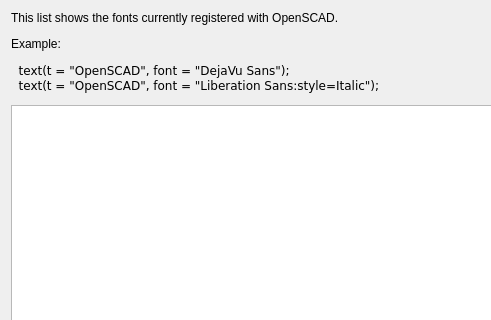
Above: src/FontListDialog.ui from openscad/openscad before the change; both pictures show x 0 to 491 and y 0 to 320 of the 762 by 449 pixel window. Below: the same form after it.
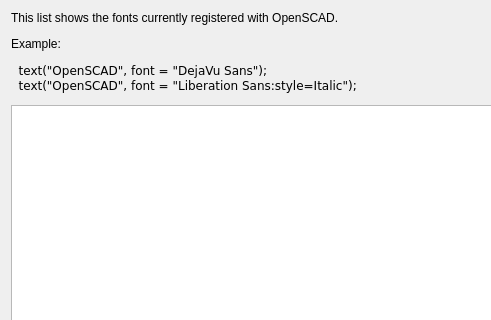
That is the form after the change. Custom widgets are drawn as their Qt base class.

Commit message: Fix example for text(). (fixes #2212).

```diff
--- a/src/FontListDialog.ui
+++ b/src/FontListDialog.ui
@@ -82,7 +82,7 @@
    <item row="0" column="0" colspan="5">
     <widget class="QLabel" name="label">
      <property name="text">
-      <string>&lt;html&gt;&lt;head/&gt;&lt;body&gt;&lt;p&gt;This list shows the fonts currently registered with OpenSCAD.&lt;/p&gt;&lt;p&gt;Example:&lt;/p&gt;&lt;pre style=&quot; margin-top:12px; margin-bottom:0px; margin-left:0px; margin-right:0px; -qt-block-indent:0; text-indent:0px;&quot;&gt;&lt;span style=&quot; font-family:'Courier New,courier';&quot;&gt;  text(t = &amp;quot;OpenSCAD&amp;quot;, font = &amp;quot;DejaVu Sans&amp;quot;);&lt;/span&gt;&lt;/pre&gt;&lt;pre style=&quot; margin-top:0px; margin-bottom:12px; margin-left:0px; margin-right:0px; -qt-block-indent:0; text-indent:0px;&quot;&gt;&lt;span style=&quot; font-family:'Courier New,courier';&quot;&gt;  text(t = &amp;quot;OpenSCAD&amp;quot;, font = &amp;quot;Liberation Sans:style=Italic&amp;quot;);&lt;/span&gt;&lt;/pre&gt;&lt;/body&gt;&lt;/html&gt;</string>
+      <string>&lt;html&gt;&lt;head/&gt;&lt;body&gt;&lt;p&gt;This list shows the fonts currently registered with OpenSCAD.&lt;/p&gt;&lt;p&gt;Example:&lt;/p&gt;&lt;pre style=&quot; margin-top:12px; margin-bottom:0px; margin-left:0px; margin-right:0px; -qt-block-indent:0; text-indent:0px;&quot;&gt;&lt;span style=&quot; font-family:'Courier New,courier';&quot;&gt;  text(&amp;quot;OpenSCAD&amp;quot;, font = &amp;quot;DejaVu Sans&amp;quot;);&lt;/span&gt;&lt;/pre&gt;&lt;pre style=&quot; margin-top:0px; margin-bottom:12px; margin-left:0px; margin-right:0px; -qt-block-indent:0; text-indent:0px;&quot;&gt;&lt;span style=&quot; font-family:'Courier New,courier';&quot;&gt;  text(&amp;quot;OpenSCAD&amp;quot;, font = &amp;quot;Liberation Sans:style=Italic&amp;quot;);&lt;/span&gt;&lt;/pre&gt;&lt;/body&gt;&lt;/html&gt;</string>
      </property>
      <property name="textFormat">
       <enum>Qt::RichText</enum>
```
The commit also changes 7 other files.
